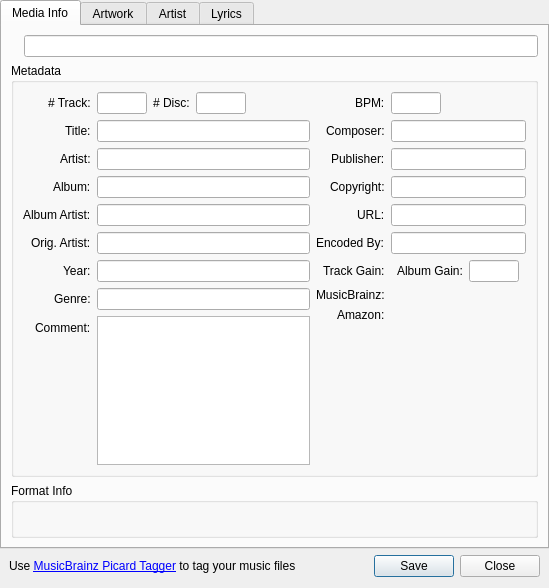
Above: libs/MediaInfoWindow/MediaInfoWindow.ui from tkrotoff/QuarkPlayer before the change. Below: the same form after it.
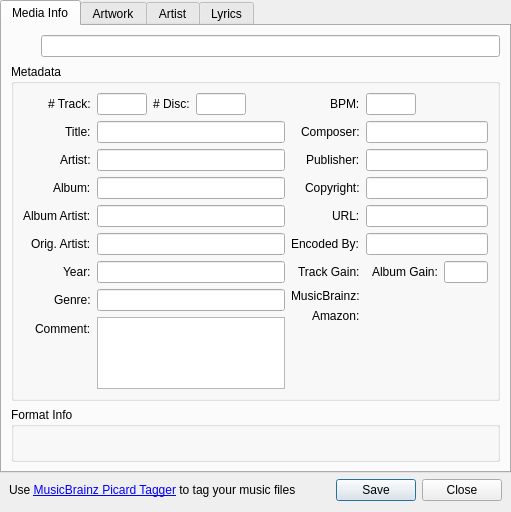
That is the form after the change. Custom widgets are drawn as their Qt base class.

What changed in the file:
```diff
--- a/libs/MediaInfoWindow/MediaInfoWindow.ui
+++ b/libs/MediaInfoWindow/MediaInfoWindow.ui
@@ -6,8 +6,8 @@
    <rect>
     <x>0</x>
     <y>0</y>
-    <width>549</width>
-    <height>588</height>
+    <width>511</width>
+    <height>485</height>
    </rect>
   </property>
   <property name="windowTitle">
@@ -34,16 +34,19 @@
       </attribute>
       <layout class="QGridLayout" name="gridLayout_2">
        <item row="0" column="0">
-        <layout class="QHBoxLayout" name="horizontalLayout">
+        <layout class="QHBoxLayout" name="horizontalLayout_2">
          <item>
-          <widget class="QLabel" name="fileTypeLabel">
-           <property name="text">
-            <string/>
+          <widget class="QToolButton" name="openDirButton">
+           <property name="toolTip">
+            <string>Open Directory</string>
+           </property>
+           <property name="autoRaise">
+            <bool>true</bool>
            </property>
           </widget>
          </item>
          <item>
-          <widget class="QLineEdit" name="filenameLineEdit">
+          <widget class="QLineEdit" name="fileNameLineEdit">
            <property name="readOnly">
             <bool>true</bool>
            </property>
@@ -502,7 +505,7 @@
     </widget>
    </item>
    <item row="1" column="0">
-    <layout class="QHBoxLayout" name="horizontalLayout_2">
+    <layout class="QHBoxLayout" name="horizontalLayout">
      <property name="leftMargin">
       <number>9</number>
      </property>
```
